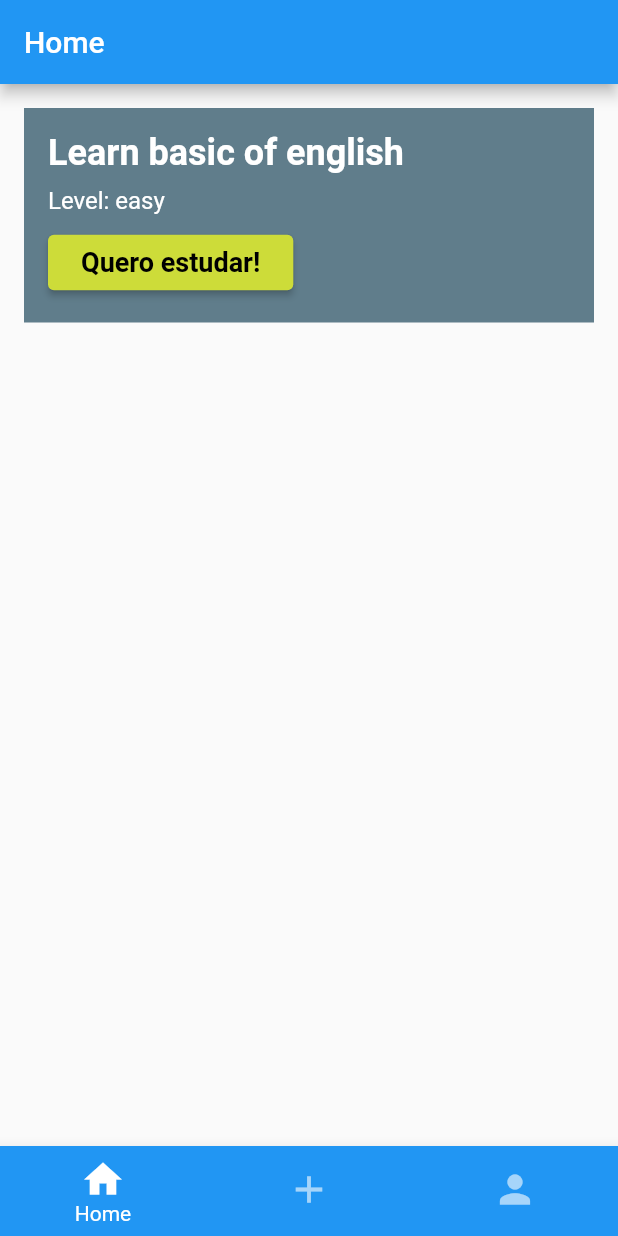
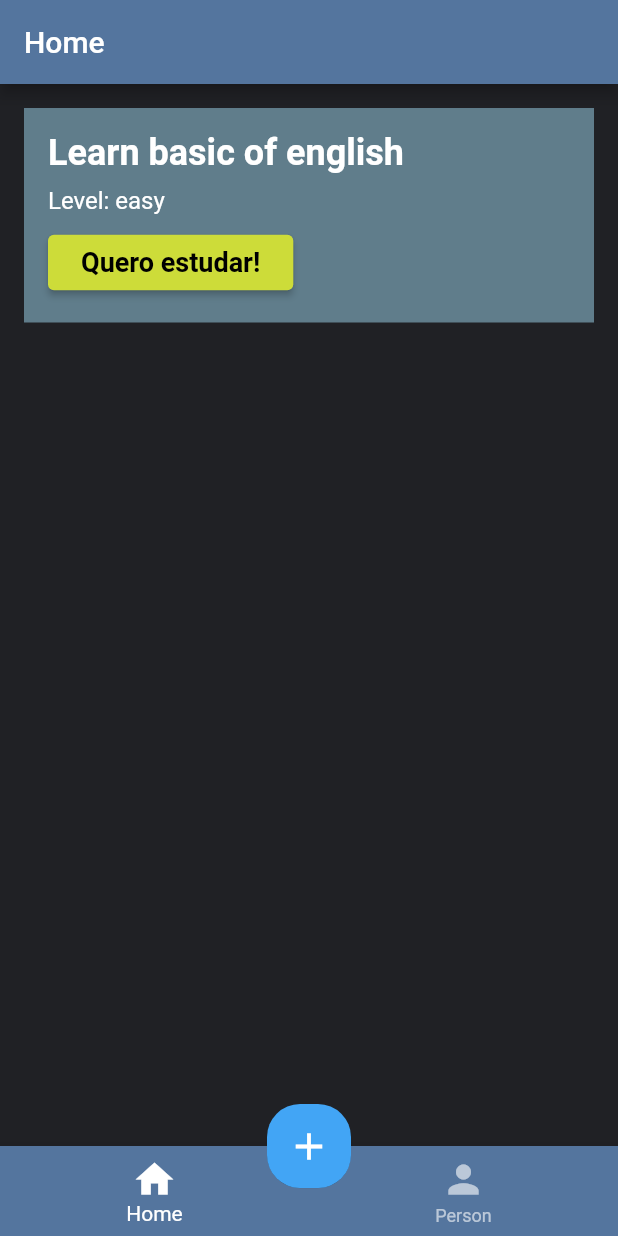
Before and after one commit to marcos-inja/app-estudo-de-ingles, a Flutter app: the screen it shows after launch, on a phone screen of 412 x 824 dp. Run offline on Flutter 3.47's test engine with Material 2 defaults, Android fonts, the phone set to English and light mode, and no system bars.

Commit message:
Cores provisorias definidas na home

```diff
--- a/unki/lib/home.dart
+++ b/unki/lib/home.dart
@@ -13,7 +13,6 @@ class _HomePageState extends State<HomePage> {
   int currentIndex = 0;
   final screens = [
     HomesPage(),
-    AddPage(),
     PersonPage(),
   ];
 
@@ -24,9 +23,8 @@ class _HomePageState extends State<HomePage> {
       bottomNavigationBar: BottomNavigationBar(
         type: BottomNavigationBarType.fixed, // padrão
         iconSize: 30,
-        // showSelectedLabels: false,
-        showUnselectedLabels: false,
-        backgroundColor: Colors.blue,
+
+        backgroundColor: Color(0xff54759E),
         selectedItemColor: Colors.white,
         unselectedItemColor: Colors.white60,
         currentIndex: currentIndex,
@@ -35,20 +33,27 @@ class _HomePageState extends State<HomePage> {
           BottomNavigationBarItem(
             icon: Icon(Icons.home),
             label: 'Home',
-            // backgroundColor: Colors.blue,
-          ),
-          BottomNavigationBarItem(
-            icon: Icon(Icons.add),
-            label: 'Add',
-            // backgroundColor: Colors.blue,
           ),
           BottomNavigationBarItem(
             icon: Icon(Icons.person),
             label: 'Person',
-            // backgroundColor: Colors.blue,
           ),
         ],
       ),
+      floatingActionButton: FloatingActionButton(
+        child: Icon(
+          Icons.add,
+          size: 30,
+        ),
+        shape: RoundedRectangleBorder(borderRadius: BorderRadius.circular(22)),
+        elevation: 0.1,
+        backgroundColor: Colors.blue.shade400,
+        onPressed: () {
+          Navigator.push(
+              context, MaterialPageRoute(builder: (context) => AddPage()));
+        },
+      ),
+      floatingActionButtonLocation: FloatingActionButtonLocation.centerDocked,
     );
   }
 }
--- a/unki/lib/pages/home_page.dart
+++ b/unki/lib/pages/home_page.dart
@@ -3,8 +3,12 @@ import 'package:unki/pages/card_page.dart';
 
 class HomesPage extends StatelessWidget {
   Widget build(BuildContext context) => Scaffold(
-        appBar: AppBar(title: Text('Home'),),
+        appBar: AppBar(
+          title: Text('Home'),
+          backgroundColor: Color(0xff54759E),
+        ),
         body: buildBody(context),
+        backgroundColor: Color(0xff202125),
       );
 
   buildBody(context) {
@@ -49,13 +53,12 @@ class HomesPage extends StatelessWidget {
   buildElevatedButton(context) {
     return ElevatedButton(
       style: ElevatedButton.styleFrom(
-        padding: EdgeInsets.symmetric(vertical: 8, horizontal: 22),
-        primary: Colors.lime //Color(0xFFF8FF04),
-      ),
+          padding: EdgeInsets.symmetric(vertical: 8, horizontal: 22),
+          primary: Colors.lime //Color(0xFFF8FF04),
+          ),
       onPressed: () {
         Navigator.push(
-          context,
-          MaterialPageRoute(builder: (context) => CardPage()));
+            context, MaterialPageRoute(builder: (context) => CardPage()));
       },
       child: Text(
         'Quero estudar!',
```
